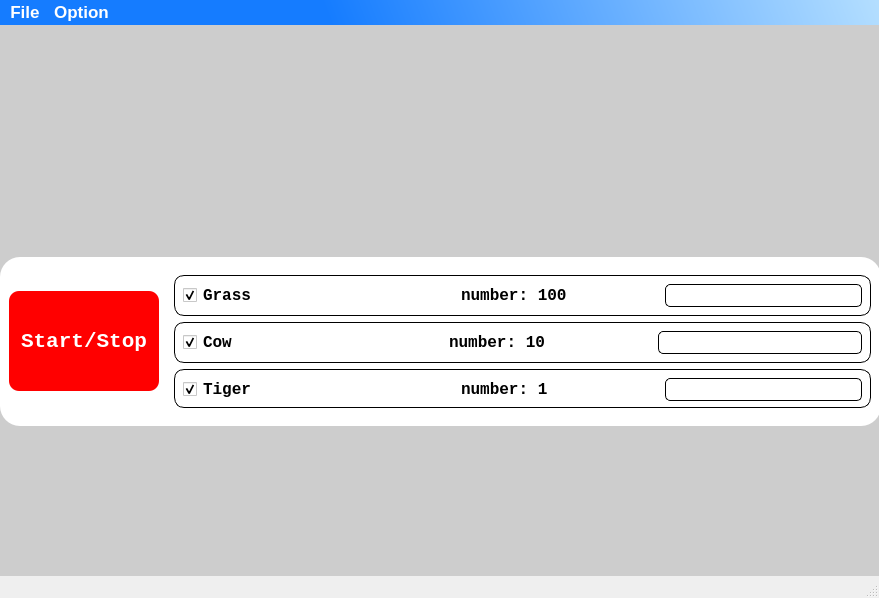
Before: the Qt Designer form mainwindow.ui in Ladbaby/Ecosphere, drawn with Qt 5.
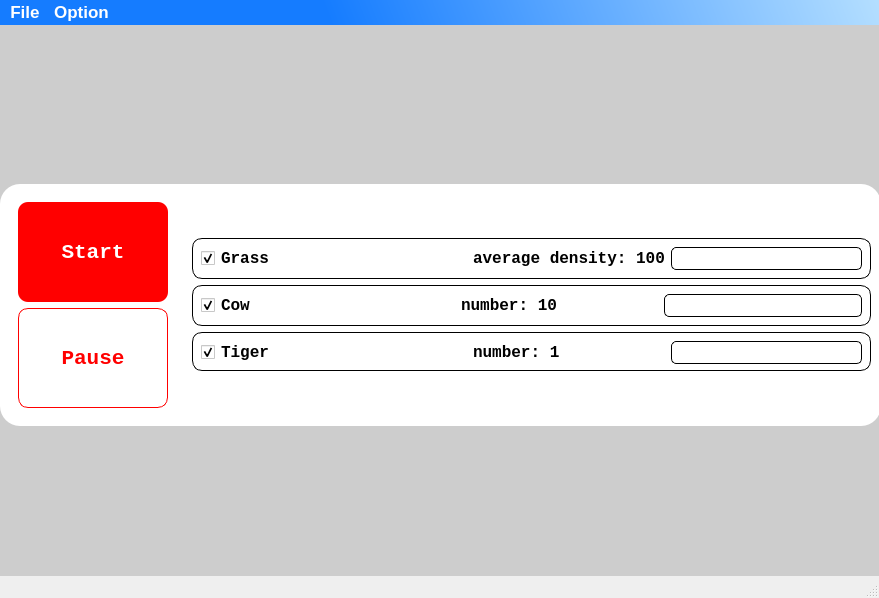
After: the same form once the commit is applied. Custom widgets are drawn as their Qt base class.

```diff
--- a/mainwindow.ui
+++ b/mainwindow.ui
@@ -49,8 +49,8 @@
          <rect>
           <x>0</x>
           <y>0</y>
-          <width>863</width>
-          <height>217</height>
+          <width>867</width>
+          <height>156</height>
          </rect>
         </property>
        </widget>
@@ -83,6 +83,15 @@
          <number>1</number>
         </property>
         <item>
+         <widget class="QWidget" name="verticalWidget" native="true">
+          <property name="sizePolicy">
+           <sizepolicy hsizetype="Maximum" vsizetype="Preferred">
+            <horstretch>0</horstretch>
+            <verstretch>0</verstretch>
+           </sizepolicy>
+          </property>
+          <layout class="QVBoxLayout" name="verticalLayout_3">
+           <item>
          <widget class="QPushButton" name="startButton">
           <property name="sizePolicy">
            <sizepolicy hsizetype="Maximum" vsizetype="Maximum">
@@ -110,8 +119,44 @@
 border-radius:10px;</string>
           </property>
           <property name="text">
-           <string>Start/Stop</string>
-          </property>
+              <string>Start</string>
+             </property>
+            </widget>
+           </item>
+           <item>
+            <widget class="QPushButton" name="pauseButton">
+             <property name="sizePolicy">
+              <sizepolicy hsizetype="Maximum" vsizetype="Maximum">
+               <horstretch>0</horstretch>
+               <verstretch>0</verstretch>
+              </sizepolicy>
+             </property>
+             <property name="minimumSize">
+              <size>
+               <width>150</width>
+               <height>100</height>
+              </size>
+             </property>
+             <property name="font">
+              <font>
+               <family>Consolas</family>
+               <pointsize>16</pointsize>
+               <weight>75</weight>
+               <bold>true</bold>
+              </font>
+             </property>
+             <property name="styleSheet">
+              <string notr="true">background-color: rgb(255, 255, 255);
+color: rgb(255, 0, 0);
+border-radius:10px;
+border: 1px solid red;</string>
+             </property>
+             <property name="text">
+              <string>Pause</string>
+             </property>
+            </widget>
+           </item>
+          </layout>
          </widget>
         </item>
         <item>
@@ -193,7 +238,7 @@
                  <string notr="true">border: 0px;</string>
                 </property>
                 <property name="text">
-                 <string>number: 100</string>
+                 <string>average density: 100</string>
                 </property>
                </widget>
               </item>
```
Left out of the diff: 2 changed lines with no effect on the pictures. Lines whose indentation alone changed are shown as unchanged.
